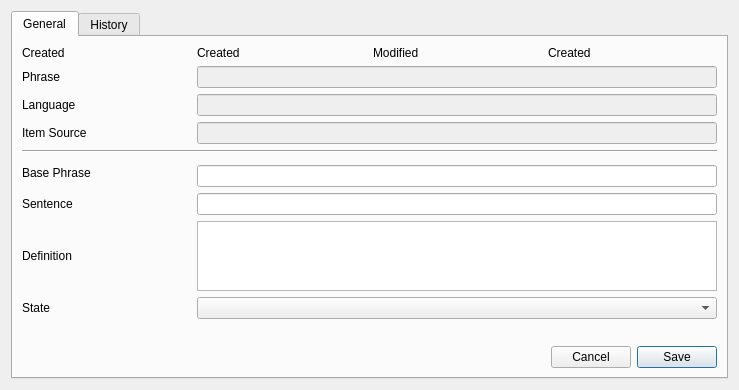
Before: the Qt Designer form qtdesigner/terminfo.ui in t123/ReadingTool.Python, drawn with Qt 5.
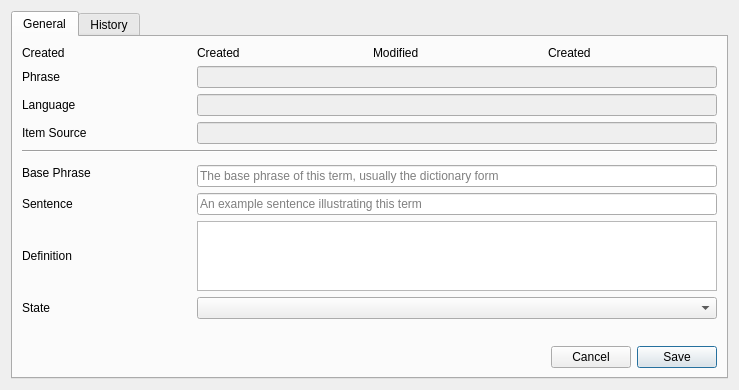
After: the same form once the commit is applied.

```diff
--- a/qtdesigner/terminfo.ui
+++ b/qtdesigner/terminfo.ui
@@ -124,10 +124,18 @@
           <widget class="QComboBox" name="cbState"/>
          </item>
          <item row="7" column="1" colspan="3">
-          <widget class="QLineEdit" name="leSentence"/>
+          <widget class="QLineEdit" name="leSentence">
+           <property name="placeholderText">
+            <string>An example sentence illustrating this term</string>
+           </property>
+          </widget>
          </item>
          <item row="6" column="1" colspan="3">
-          <widget class="QLineEdit" name="leBasePhrase"/>
+          <widget class="QLineEdit" name="leBasePhrase">
+           <property name="placeholderText">
+            <string>The base phrase of this term, usually the dictionary form</string>
+           </property>
+          </widget>
          </item>
          <item row="3" column="1" colspan="3">
           <widget class="QLineEdit" name="leItemSource">
```
Left out of the diff: 12 changed lines with no effect on the pictures.
